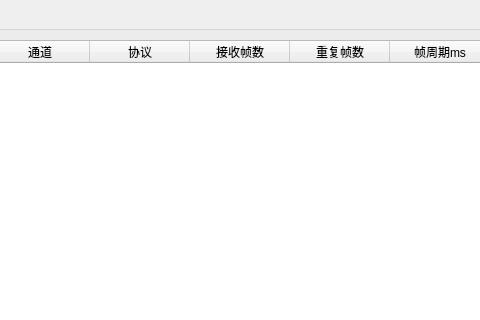
aron566/EOL_CAN_Tool, file frame_diagnosis_window/frame_diagnosis.ui: the form before one commit; both pictures show x 234 to 714 and y 0 to 320 of the 800 by 700 pixel window.
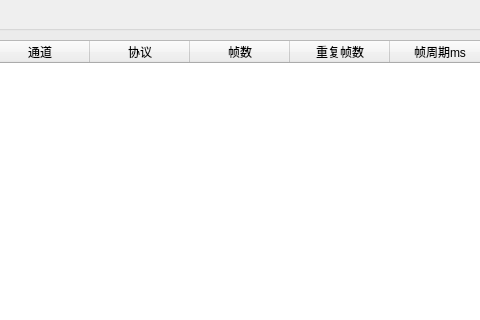
The form after the commit.

Commit message: <feat>: <v1.1.9 修复报文诊断问题>

```diff
--- a/frame_diagnosis_window/frame_diagnosis.ui
+++ b/frame_diagnosis_window/frame_diagnosis.ui
@@ -44,7 +44,7 @@
         </column>
         <column>
          <property name="text">
-          <string>接收帧数</string>
+          <string>帧数</string>
          </property>
         </column>
         <column>
```
The commit also changes 2 other files.
